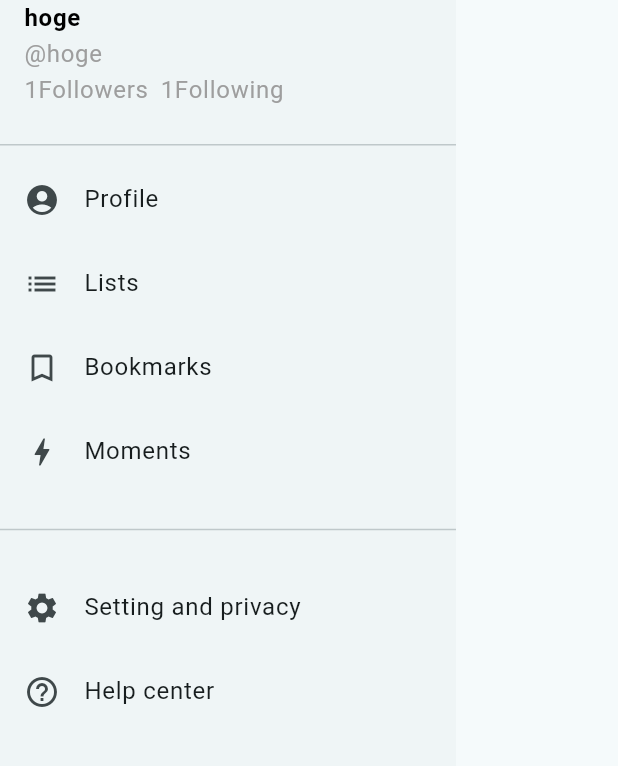
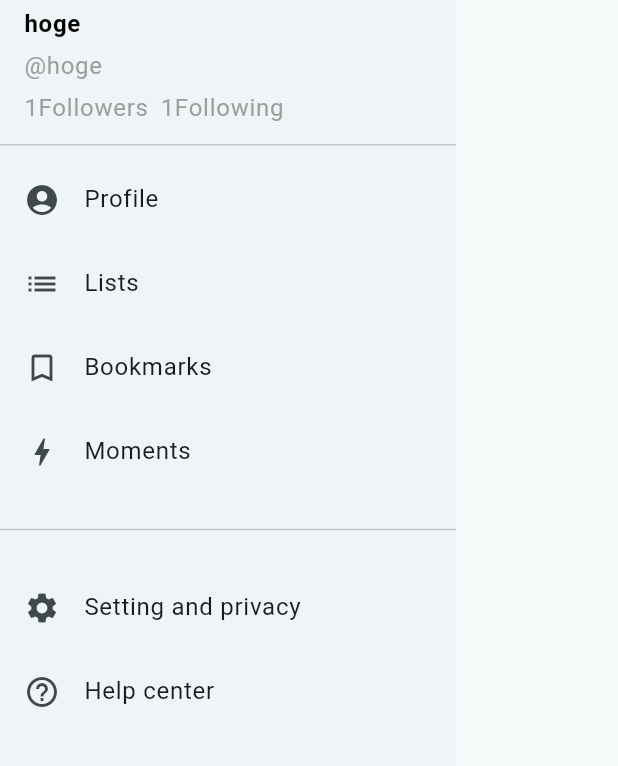
Before and after one commit to r-sei/twitter_clone, a Flutter app: the SideMenu widget shown alone on an empty page, opened directly, on a phone screen of 412 x 824 dp, the part 96-862 px from its top. Run offline on Flutter 3.47's test engine with Material 3 defaults, Android fonts, the phone set to English and light mode, and no system bars; our stand-ins replace cloud_firestore, firebase_core, flutter_riverpod, gap; accounts and stored records are empty; generated files the repository leaves out were written again.

```diff
--- a/lib/components/side_menu.dart
+++ b/lib/components/side_menu.dart
@@ -11,10 +11,13 @@ class SideMenu extends StatelessWidget {
       child: ListView(
         padding: EdgeInsets.zero,
         children: [
-          const DrawerHeader(
-            child:
-                Column(crossAxisAlignment: CrossAxisAlignment.start, children: [
+          const Expanded(
+            child: DrawerHeader(
+              child: Column(
+                  crossAxisAlignment: CrossAxisAlignment.start,
+                  children: [
                     ProfileIcon(iconSize: 24),
+                    Gap(4),
                     Text(
                       'hoge',
                       style: TextStyle(
@@ -23,6 +26,7 @@ class SideMenu extends StatelessWidget {
                         color: Colors.black,
                       ),
                     ),
+                    Gap(4),
                     Text(
                       '@hoge',
                       style: TextStyle(
@@ -30,6 +34,7 @@ class SideMenu extends StatelessWidget {
                         color: Colors.grey,
                       ),
                     ),
+                    Gap(4),
                     Row(
                       mainAxisAlignment: MainAxisAlignment.start,
                       children: [
@@ -51,6 +56,7 @@ class SideMenu extends StatelessWidget {
                       ],
                     )
                   ]),
+            ),
           ),
           ListTile(
             leading: const Icon(Icons.account_circle),
```
Lines whose indentation alone changed are shown as unchanged.
